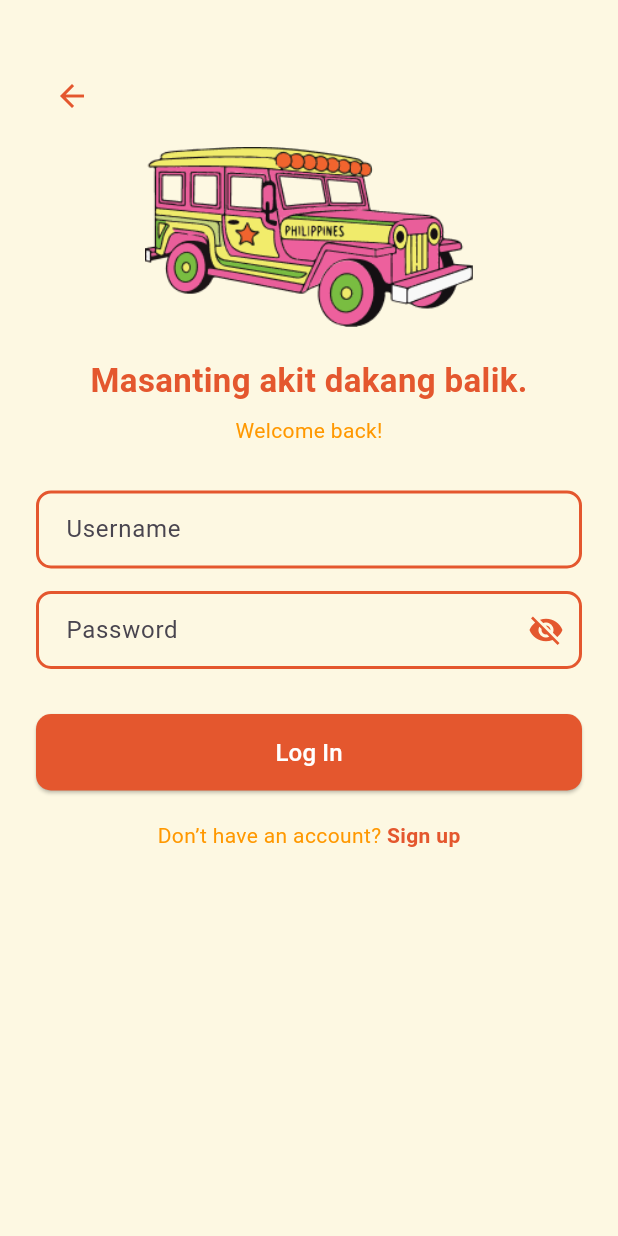
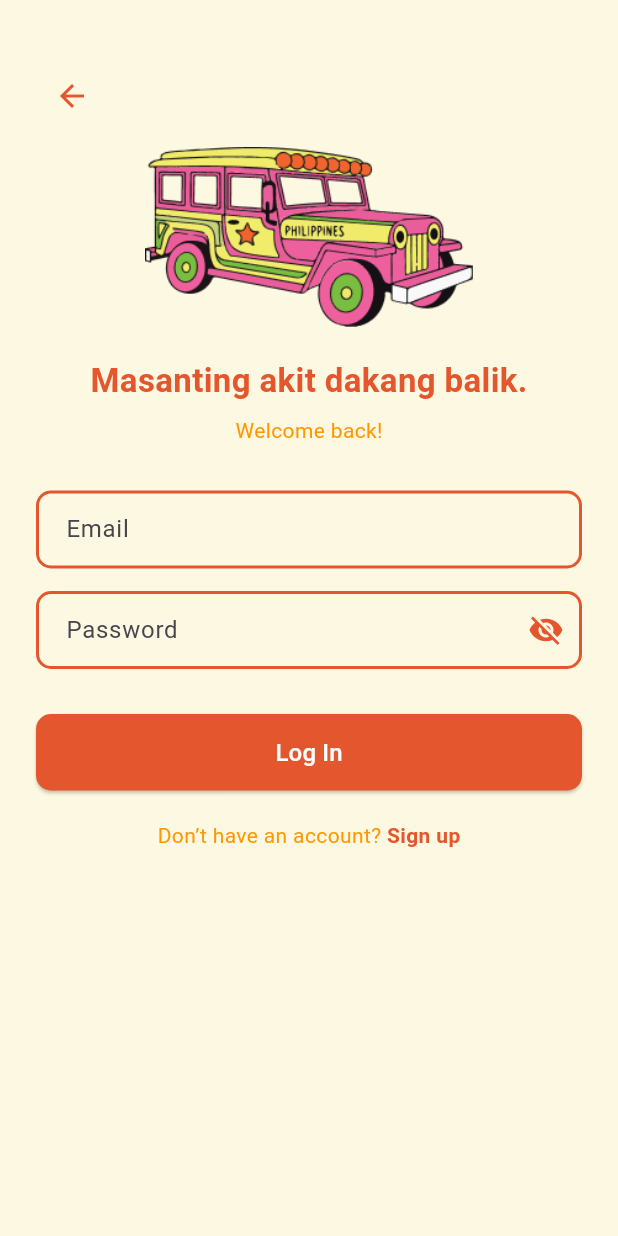
Before and after one commit to g1000n/JeepMiyabe, a Flutter app: the screen it shows after launch, after a tap on "Log In", on a phone screen of 412 x 824 dp. Run offline on Flutter 3.47's test engine with Material 3 defaults, Android fonts, the phone set to English and light mode, and no system bars; our stand-ins replace google_maps_flutter, supabase_flutter; accounts and stored records are empty; network calls fail; Roboto replaces fonts that are missing (Afacad).

Commit message:
Third commit (added M4A page and replaced username with email log in)

```diff
--- a/lib/main.dart
+++ b/lib/main.dart
@@ -3,6 +3,7 @@ import 'package:supabase_flutter/supabase_flutter.dart';
 import 'screens/welcome_page.dart';
 import 'screens/signup_page.dart';
 import 'screens/login_page.dart';
+import 'screens/mfa_page.dart';
 import 'map_screen.dart'; // Import your new MapScreen
 
 Future<void> main() async{
@@ -34,6 +35,10 @@ class JeepMiyabeApp extends StatelessWidget {
         '/login': (context) => const LoginPage(),
         '/signup': (context) =>  const SignUpPage(),
         '/dashboard': (context) => const PlaceholderPage(title: 'Dashboard'), //TODO: change with actual dashboard
+        '/mfa': (context) {
+          final args = ModalRoute.of(context)!.settings.arguments as String;
+          return MFAPage(email: args);
+        },
         '/map': (context) => const MapScreen(),
       },
     );
--- a/lib/screens/login_page.dart
+++ b/lib/screens/login_page.dart
@@ -11,66 +11,67 @@ class LoginPage extends StatefulWidget {
 
 //TODO: FIX SIZING
 class _LoginPageState extends State<LoginPage> {
-    final _usernameController = TextEditingController();
+    final _emailController = TextEditingController();
     final _passwordController = TextEditingController();
 
     String? _errorMessage;
     bool _loading = false;
     bool _obscurePassword = true;
 
-    //TODO: FIX SUPABASE LOGIN
     Future<void> _login() async {
         setState(() {
         _loading = true;
         _errorMessage = null;
         });
 
-        final username = _usernameController.text.trim();
+        final email = _emailController.text.trim();
         final password = _passwordController.text.trim();
 
         try {
-            //Look up user by username
-            final response = await Supabase.instance.client
-                .from('profiles')
-                .select()
-                .eq('username', username)
-                .maybeSingle();
-
-            if (response == null) {
-                setState(() {
-                    _errorMessage = "Username or password is incorrect.";
-                });
-            } else {
-                final email = response['email'] as String;
-
-                //Supabase Authentication
-                final authRes = await Supabase.instance.client.auth.signInWithPassword(
+            //STEP 1: Check email and pass
+            final response = await Supabase.instance.client.auth.signInWithPassword(
                 email: email,
                 password: password,
             );
 
-                if (authRes.user == null) {
-                    setState(() {
-                        _errorMessage = "Username or password is incorrect.";
-                    });
-                } else if (authRes.user!.emailConfirmedAt == null) {
-                    setState(() {
-                        _errorMessage = "Please verify your email before logging in.";
-                    });
+            if (response.user == null) {
+                setState(() => _errorMessage = "Email or password is incorrect.");
+            } else if (response.user!.emailConfirmedAt == null){
+                setState(() => _errorMessage = "Please verify your email before logging in.");
             } else {
-                    //If succeed, navigate to dashboard
-                    Navigator.pushReplacementNamed(context, '/dashboard');
+                //STEP 2: Trigger MFA (email OTP)
+                await Supabase.instance.client.auth.signInWithOtp(email: email);
+
+                // Step 3: Navigate to MFA screen
+                Navigator.pushNamed(context, '/mfa', arguments: email);
             }
+        } on AuthException catch (e) {
+            if (e.message.contains("Invalid login credentials")) {
+                setState(() => _errorMessage = "Email or password is incorrect.");
+            } else {
+                setState(() => _errorMessage = e.message);
             }
-        } catch (e) {
-            setState(() {
-                _errorMessage = "Login failed. Please try again.";
-            });
+        } catch (_) {
+            setState(() => _errorMessage = "Login failed. Please try again.");
         }
 
-        setState(() {
-            _loading = false;
-        });
+        setState(() => _loading = false);
+    }
+
+    InputDecoration _inputDecoration(String hint, {Widget? suffix}){
+        return InputDecoration(
+            hintText: hint,
+            contentPadding: const EdgeInsets.symmetric(horizontal: 16, vertical: 14),
+            enabledBorder: OutlineInputBorder(
+                borderSide: const BorderSide(color: Color(0xFFE4572E), width: 2),
+                borderRadius: BorderRadius.circular(10),
+            ),
+            focusedBorder: OutlineInputBorder(
+                borderSide: const BorderSide(color: Color(0xFFE4572E), width: 2),
+                borderRadius: BorderRadius.circular(10),
+            ),
+            suffixIcon: suffix,
+        );
     }
 
     @override
@@ -87,13 +88,12 @@ class _LoginPageState extends State<LoginPage> {
                                 alignment: Alignment.centerLeft,
                                 child: IconButton(
                                     icon: const Icon(Icons.arrow_back, color: Color(0xFFE4572E)),
-                                    onPressed: () {
-                                        Navigator.pop(context);
-                                    },
+                                    onPressed: () => Navigator.pop(context),
                                 ),
                             ),
                             const SizedBox(height: 10),
 
+                            //Jeepney Image
                             Image.asset("assets/jeepney.png", height: 120),
                             const SizedBox(height: 20),
 
@@ -106,72 +106,35 @@ class _LoginPageState extends State<LoginPage> {
                                 ),
                             ),
                             const SizedBox(height: 8),
-                            const Text(
-                                "Welcome back!",
-                                style: TextStyle(color: Colors.orange)
-                            ),
-
+                            const Text("Welcome back!", style: TextStyle(color: Colors.orange)),
                             const SizedBox(height: 30),
 
-                            // Username
+                            //Email
                             TextField(
-                                controller: _usernameController,
-                                decoration: InputDecoration(
-                                    hintText: "Username",
-                                    contentPadding:
-                                        const EdgeInsets.symmetric(horizontal: 16, vertical: 14),
-                                    enabledBorder: OutlineInputBorder(
-                                        borderSide:
-                                            const BorderSide(color: Color(0xFFE4572E), width: 2),
-                                        borderRadius: BorderRadius.circular(10),
-                                    ),
-                                    focusedBorder: OutlineInputBorder(
-                                        borderSide:
-                                            const BorderSide(color: Color(0xFFE4572E), width: 2),
-                                        borderRadius: BorderRadius.circular(10),
-                                    ),
-                                ),
+                                controller: _emailController,
+                                decoration: _inputDecoration("Email"),
                             ),
                             const SizedBox(height: 15),
 
-                            // Password with toggle
+                            //Password w/ toggle
                             TextField(
                                 controller: _passwordController,
                                 obscureText: _obscurePassword,
-                                decoration: InputDecoration(
-                                    hintText: "Password",
-                                    contentPadding:
-                                        const EdgeInsets.symmetric(horizontal: 16, vertical: 14),
-                                    enabledBorder: OutlineInputBorder(
-                                        borderSide:
-                                            const BorderSide(color: Color(0xFFE4572E), width: 2),
-                                        borderRadius: BorderRadius.circular(10),
-                                    ),
-                                    focusedBorder: OutlineInputBorder(
-                                        borderSide:
-                                            const BorderSide(color: Color(0xFFE4572E), width: 2),
-                                        borderRadius: BorderRadius.circular(10),
-                                    ),
-                                    suffixIcon: IconButton(
+                                decoration: _inputDecoration(
+                                    "Password",
+                                    suffix: IconButton(
                                         icon: Icon(
                                             _obscurePassword ? Icons.visibility_off : Icons.visibility,
                                             color: const Color(0xFFE4572E),
                                         ),
-                                        onPressed: () {
-                                            setState(() {
-                                                _obscurePassword = !_obscurePassword;
-                                            });
-                                        },
+                                        onPressed: () => setState(() => _obscurePassword = !_obscurePassword),
                                     ),
                                 ),
                             ),
 
                             if (_errorMessage != null) ...[
                                 const SizedBox(height: 10),
-                                Text(
-                                    _errorMessage!,
-                                    style: const TextStyle(color: Colors.red),
-                                ),
+                                Text(_errorMessage!, style: const TextStyle(color: Colors.red)),
                             ],
 
                             const SizedBox(height: 30),
@@ -187,7 +150,9 @@ class _LoginPageState extends State<LoginPage> {
                                         padding: const EdgeInsets.symmetric(vertical: 14),
                                     ),
                                     onPressed: _loading ? null : _login,
-                                    child: _loading ? const CircularProgressIndicator(color: Colors.white) : const Text(
+                                    child: _loading
+                                        ? const CircularProgressIndicator(color: Colors.white)
+                                        : const Text(
                                             "Log In",
                                             style: TextStyle(fontSize: 16, color: Colors.white),
                                         ),
@@ -195,6 +160,7 @@ class _LoginPageState extends State<LoginPage> {
                             ),
                             const SizedBox(height: 20),
 
+                            //Sign up link
                             Row(
                                 mainAxisAlignment: MainAxisAlignment.center,
                                 children: [
```
Also changed, not shown: lib/screens/mfa_page.dart (added, +80 -0 lines), lib/screens/signup_page.dart (+80 -113 lines). Lines whose indentation alone changed are shown as unchanged.
